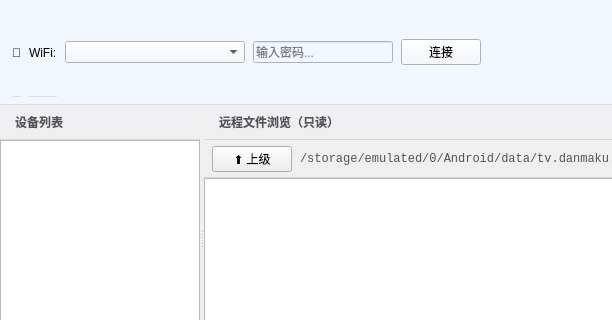
Before: the Qt Designer form Secondary_UI/WLAN_Input_Weight.ui in YaoqingAyuan/Memoria_V2, drawn with Qt 5; both pictures show x 0 to 612 and y 0 to 320 of the 900 by 580 pixel window.
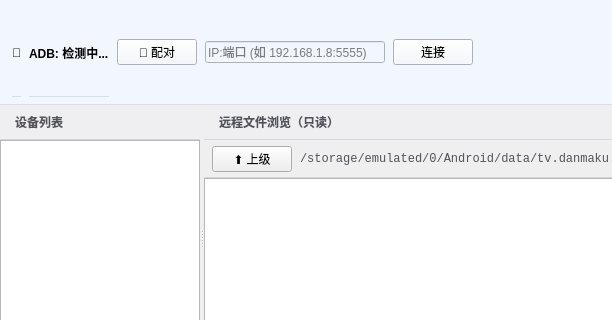
After: the same form once the commit is applied.

The edit to the form file:
```diff
--- a/Secondary_UI/WLAN_Input_Weight.ui
+++ b/Secondary_UI/WLAN_Input_Weight.ui
@@ -64,38 +64,32 @@
        </widget>
       </item>
       <item>
-       <widget class="QLabel" name="wifiLabel">
+       <widget class="QLabel" name="adbStatusLabel">
+        <property name="styleSheet">
+         <string notr="true">font-weight: 500;</string>
+        </property>
         <property name="text">
-         <string>WiFi:</string>
+         <string>ADB: 检测中...</string>
         </property>
        </widget>
       </item>
       <item>
-       <widget class="QComboBox" name="wifiCombo">
-        <property name="minimumSize">
+       <widget class="QPushButton" name="pairBtn">
+        <property name="text">
+         <string>🔗 配对</string>
+        </property>
+       </widget>
+      </item>
+      <item>
+       <widget class="QLineEdit" name="connectEdit">
+        <property name="maximumSize">
          <size>
           <width>180</width>
-          <height>0</height>
-         </size>
-        </property>
-       </widget>
-      </item>
-      <item>
-       <widget class="QLineEdit" name="passwordEdit">
-        <property name="visible">
-         <bool>false</bool>
-        </property>
-        <property name="maximumSize">
-         <size>
-          <width>140</width>
           <height>16777215</height>
          </size>
         </property>
-        <property name="echoMode">
-         <enum>QLineEdit::Password</enum>
-        </property>
         <property name="placeholderText">
-         <string>输入密码...</string>
+         <string>IP:端口 (如 192.168.1.8:5555)</string>
         </property>
        </widget>
       </item>
```
Left out of the diff: 31 changed lines with no effect on the pictures.
